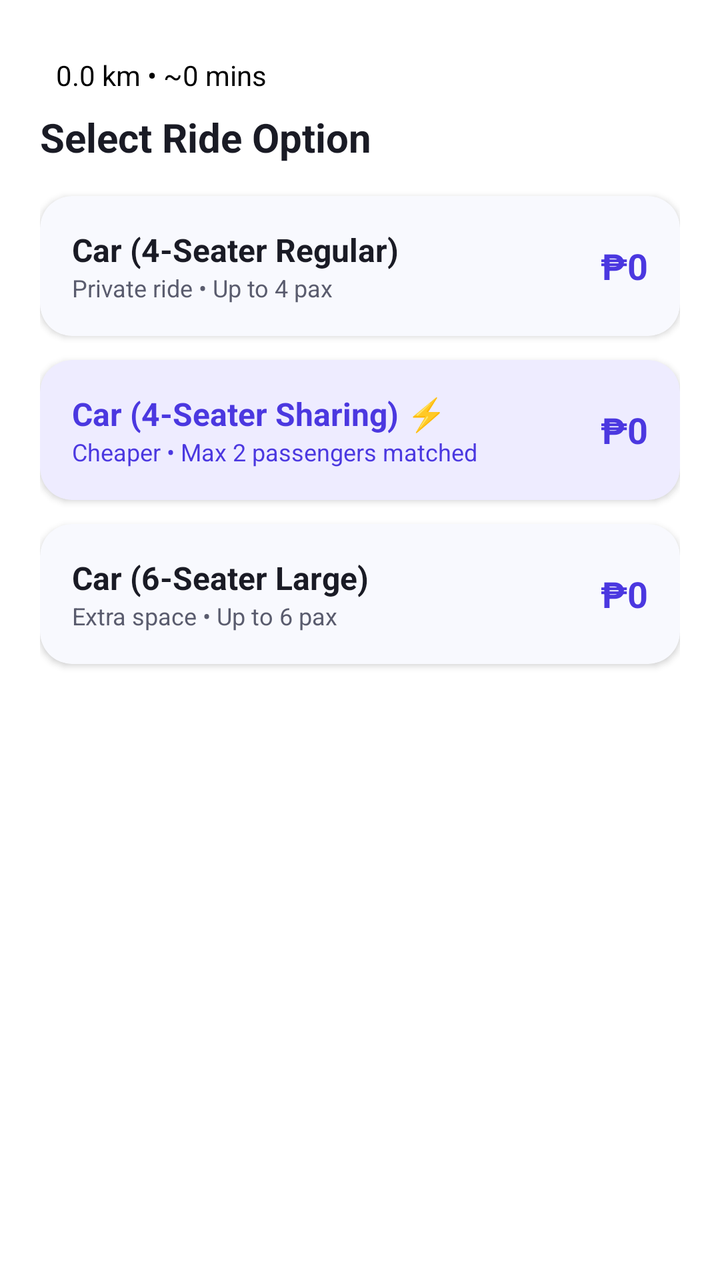
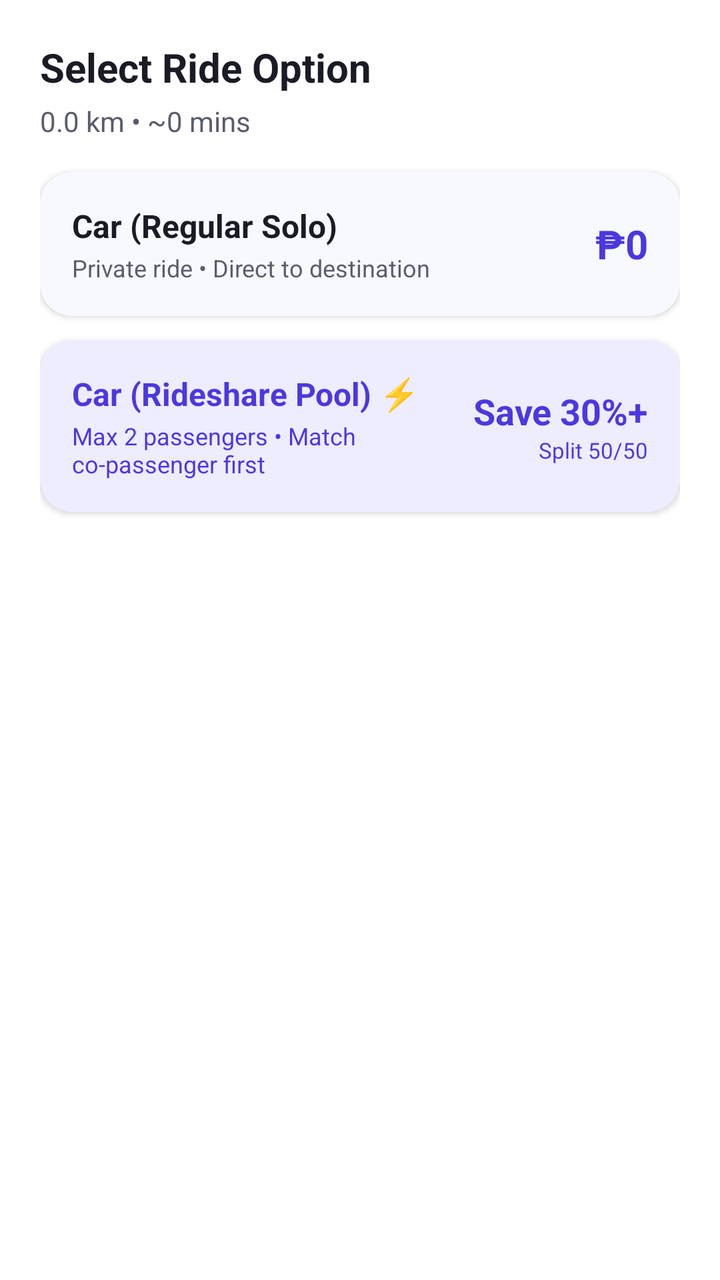

Compare the two renders of this Android layout. The source of the first and the diff that turns it into the second are given below.
<!-- AndroidManifest.xml: application theme Theme.RUTA -->
<!-- res/layout/dialog_ride_options.xml -->
<?xml version="1.0" encoding="utf-8"?>
<LinearLayout xmlns:android="http://schemas.android.com/apk/res/android"
    xmlns:app="http://schemas.android.com/apk/res-auto"
    android:layout_width="match_parent"
    android:layout_height="wrap_content"
    android:background="@color/ruta_card_bg"
    android:orientation="vertical"
    android:padding="20dp">
    <TextView
        android:id="@+id/txtTripSummaryDetails"
        android:layout_width="wrap_content"
        android:layout_height="wrap_content"
        android:text="0.0 km • ~0 mins"
        android:textSize="14sp"
        android:textColor="@color/ruta_black"
        android:padding="8dp" />
    <TextView
        android:layout_width="match_parent"
        android:layout_height="wrap_content"
        android:layout_marginBottom="16dp"
        android:text="Select Ride Option"
        android:textColor="@color/ruta_text_primary"
        android:textSize="20sp"
        android:textStyle="bold" />

    
    <androidx.cardview.widget.CardView
        android:id="@+id/btnOptionRegular4"
        android:layout_width="match_parent"
        android:layout_height="wrap_content"
        android:layout_marginBottom="12dp"
        android:clickable="true"
        android:focusable="true"
        android:foreground="?attr/selectableItemBackground"
        app:cardBackgroundColor="@color/ruta_bg"
        app:cardCornerRadius="16dp"
        app:cardElevation="2dp"
        app:strokeColor="@color/ruta_primary_light"
        app:strokeWidth="1dp">

        <LinearLayout
            android:layout_width="match_parent"
            android:layout_height="wrap_content"
            android:gravity="center_vertical"
            android:orientation="horizontal"
            android:padding="16dp">

            <LinearLayout
                android:layout_width="0dp"
                android:layout_height="wrap_content"
                android:layout_weight="1"
                android:orientation="vertical">

                <TextView
                    android:layout_width="wrap_content"
                    android:layout_height="wrap_content"
                    android:text="Car (4-Seater Regular)"
                    android:textColor="@color/ruta_text_primary"
                    android:textSize="16sp"
                    android:textStyle="bold" />

                <TextView
                    android:layout_width="wrap_content"
                    android:layout_height="wrap_content"
                    android:text="Private ride • Up to 4 pax"
                    android:textColor="@color/ruta_text_secondary"
                    android:textSize="12sp" />
            </LinearLayout>

            <TextView
                android:id="@+id/txtFareRegular4"
                android:layout_width="wrap_content"
                android:layout_height="wrap_content"
                android:text="₱0"
                android:textColor="@color/ruta_primary_dark"
                android:textSize="18sp"
                android:textStyle="bold" />
        </LinearLayout>
    </androidx.cardview.widget.CardView>

    
    <androidx.cardview.widget.CardView
        android:id="@+id/btnOptionShared4"
        android:layout_width="match_parent"
        android:layout_height="wrap_content"
        android:layout_marginBottom="12dp"
        android:clickable="true"
        android:focusable="true"
        android:foreground="?attr/selectableItemBackground"
        app:cardBackgroundColor="@color/ruta_primary_light"
        app:cardCornerRadius="16dp"
        app:cardElevation="2dp"
        app:strokeColor="@color/ruta_primary"
        app:strokeWidth="1.5dp">

        <LinearLayout
            android:layout_width="match_parent"
            android:layout_height="wrap_content"
            android:gravity="center_vertical"
            android:orientation="horizontal"
            android:padding="16dp">

            <LinearLayout
                android:layout_width="0dp"
                android:layout_height="wrap_content"
                android:layout_weight="1"
                android:orientation="vertical">

                <TextView
                    android:layout_width="wrap_content"
                    android:layout_height="wrap_content"
                    android:text="Car (4-Seater Sharing) ⚡"
                    android:textColor="@color/ruta_primary_dark"
                    android:textSize="16sp"
                    android:textStyle="bold" />

                <TextView
                    android:layout_width="wrap_content"
                    android:layout_height="wrap_content"
                    android:text="Cheaper • Max 2 passengers matched"
                    android:textColor="@color/ruta_primary_dark"
                    android:textSize="12sp" />
            </LinearLayout>

            <TextView
                android:id="@+id/txtFareShared4"
                android:layout_width="wrap_content"
                android:layout_height="wrap_content"
                android:text="₱0"
                android:textColor="@color/ruta_primary_dark"
                android:textSize="18sp"
                android:textStyle="bold" />
        </LinearLayout>
    </androidx.cardview.widget.CardView>

    
    <androidx.cardview.widget.CardView
        android:id="@+id/btnOptionRegular6"
        android:layout_width="match_parent"
        android:layout_height="wrap_content"
        android:clickable="true"
        android:focusable="true"
        android:foreground="?attr/selectableItemBackground"
        app:cardBackgroundColor="@color/ruta_bg"
        app:cardCornerRadius="16dp"
        app:cardElevation="2dp"
        app:strokeColor="@color/ruta_primary_light"
        app:strokeWidth="1dp">

        <LinearLayout
            android:layout_width="match_parent"
            android:layout_height="wrap_content"
            android:gravity="center_vertical"
            android:orientation="horizontal"
            android:padding="16dp">

            <LinearLayout
                android:layout_width="0dp"
                android:layout_height="wrap_content"
                android:layout_weight="1"
                android:orientation="vertical">

                <TextView
                    android:layout_width="wrap_content"
                    android:layout_height="wrap_content"
                    android:text="Car (6-Seater Large)"
                    android:textColor="@color/ruta_text_primary"
                    android:textSize="16sp"
                    android:textStyle="bold" />

                <TextView
                    android:layout_width="wrap_content"
                    android:layout_height="wrap_content"
                    android:text="Extra space • Up to 6 pax"
                    android:textColor="@color/ruta_text_secondary"
                    android:textSize="12sp" />
            </LinearLayout>

            <TextView
                android:id="@+id/txtFareRegular6"
                android:layout_width="wrap_content"
                android:layout_height="wrap_content"
                android:text="₱0"
                android:textColor="@color/ruta_primary_dark"
                android:textSize="18sp"
                android:textStyle="bold" />
        </LinearLayout>
    </androidx.cardview.widget.CardView>

</LinearLayout>
<!-- resources referenced by this layout -->
<resources>
  <color name="ruta_bg">#F8F9FE</color>
  <color name="ruta_black">#000000</color>
  <color name="ruta_card_bg">#FFFFFF</color>
  <color name="ruta_primary">#6D5EFC</color>
  <color name="ruta_primary_dark">#4B38E0</color>
  <color name="ruta_primary_light">#EEECFF</color>
  <color name="ruta_text_primary">#1A1B25</color>
  <color name="ruta_text_secondary">#5A5C6E</color>
  <style name="Theme.RUTA" parent="Theme.MaterialComponents.DayNight.NoActionBar">
          
          <item name="colorPrimary">@color/ruta_primary</item>
          <item name="colorPrimaryVariant">@color/ruta_primary_dark</item>
          <item name="colorOnPrimary">@color/white</item>
          <item name="colorSecondary">@color/ruta_primary</item>
          <item name="colorSecondaryVariant">@color/ruta_primary_dark</item>
          <item name="colorOnSecondary">@color/white</item>
  
          
          <item name="android:statusBarColor">@color/ruta_primary</item>
          <item name="android:windowLightStatusBar" tools:targetApi="m">false</item>
      </style>
  <color name="white">#FFFFFF</color>
</resources>

<!-- the commit's change to res/layout/dialog_ride_options.xml (unified diff, before → after) -->
@@ -6,26 +6,28 @@
     android:background="@color/ruta_card_bg"
     android:orientation="vertical"
     android:padding="20dp">
-    <TextView
-        android:id="@+id/txtTripSummaryDetails"
-        android:layout_width="wrap_content"
-        android:layout_height="wrap_content"
-        android:text="0.0 km • ~0 mins"
-        android:textSize="14sp"
-        android:textColor="@color/ruta_black"
-        android:padding="8dp" />
+
     <TextView
         android:layout_width="match_parent"
         android:layout_height="wrap_content"
-        android:layout_marginBottom="16dp"
         android:text="Select Ride Option"
         android:textColor="@color/ruta_text_primary"
         android:textSize="20sp"
         android:textStyle="bold" />
 
+    <TextView
+        android:id="@+id/txtTripSummaryDetails"
+        android:layout_width="wrap_content"
+        android:layout_height="wrap_content"
+        android:layout_marginTop="4dp"
+        android:layout_marginBottom="16dp"
+        android:text="0.0 km • ~0 mins"
+        android:textColor="@color/ruta_text_secondary"
+        android:textSize="14sp" />
+
     
     <androidx.cardview.widget.CardView
-        android:id="@+id/btnOptionRegular4"
+        android:id="@+id/btnOptionRegular"
         android:layout_width="match_parent"
         android:layout_height="wrap_content"
         android:layout_marginBottom="12dp"
@@ -54,7 +56,7 @@
                 <TextView
                     android:layout_width="wrap_content"
                     android:layout_height="wrap_content"
-                    android:text="Car (4-Seater Regular)"
+                    android:text="Car (Regular Solo)"
                     android:textColor="@color/ruta_text_primary"
                     android:textSize="16sp"
                     android:textStyle="bold" />
@@ -62,28 +64,28 @@
                 <TextView
                     android:layout_width="wrap_content"
                     android:layout_height="wrap_content"
-                    android:text="Private ride • Up to 4 pax"
+                    android:layout_marginTop="2dp"
+                    android:text="Private ride • Direct to destination"
                     android:textColor="@color/ruta_text_secondary"
                     android:textSize="12sp" />
             </LinearLayout>
 
             <TextView
-                android:id="@+id/txtFareRegular4"
+                android:id="@+id/txtFareRegular"
                 android:layout_width="wrap_content"
                 android:layout_height="wrap_content"
                 android:text="₱0"
                 android:textColor="@color/ruta_primary_dark"
-                android:textSize="18sp"
+                android:textSize="20sp"
                 android:textStyle="bold" />
         </LinearLayout>
     </androidx.cardview.widget.CardView>
 
     
     <androidx.cardview.widget.CardView
-        android:id="@+id/btnOptionShared4"
+        android:id="@+id/btnOptionShared"
         android:layout_width="match_parent"
         android:layout_height="wrap_content"
-        android:layout_marginBottom="12dp"
         android:clickable="true"
         android:focusable="true"
         android:foreground="?attr/selectableItemBackground"
@@ -109,7 +111,7 @@
                 <TextView
                     android:layout_width="wrap_content"
                     android:layout_height="wrap_content"
-                    android:text="Car (4-Seater Sharing) ⚡"
+                    android:text="Car (Rideshare Pool) ⚡"
                     android:textColor="@color/ruta_primary_dark"
                     android:textSize="16sp"
                     android:textStyle="bold" />
@@ -117,73 +119,33 @@
                 <TextView
                     android:layout_width="wrap_content"
                     android:layout_height="wrap_content"
-                    android:text="Cheaper • Max 2 passengers matched"
+                    android:layout_marginTop="2dp"
+                    android:text="Max 2 passengers • Match co-passenger first"
                     android:textColor="@color/ruta_primary_dark"
                     android:textSize="12sp" />
             </LinearLayout>
 
-            <TextView
-                android:id="@+id/txtFareShared4"
+            <LinearLayout
                 android:layout_width="wrap_content"
                 android:layout_height="wrap_content"
-                android:text="₱0"
-                android:textColor="@color/ruta_primary_dark"
-                android:textSize="18sp"
-                android:textStyle="bold" />
-        </LinearLayout>
-    </androidx.cardview.widget.CardView>
-
-    
-    <androidx.cardview.widget.CardView
-        android:id="@+id/btnOptionRegular6"
-        android:layout_width="match_parent"
-        android:layout_height="wrap_content"
-        android:clickable="true"
-        android:focusable="true"
-        android:foreground="?attr/selectableItemBackground"
-        app:cardBackgroundColor="@color/ruta_bg"
-        app:cardCornerRadius="16dp"
-        app:cardElevation="2dp"
-        app:strokeColor="@color/ruta_primary_light"
-        app:strokeWidth="1dp">
-
-        <LinearLayout
-            android:layout_width="match_parent"
-            android:layout_height="wrap_content"
-            android:gravity="center_vertical"
-            android:orientation="horizontal"
-            android:padding="16dp">
-
-            <LinearLayout
-                android:layout_width="0dp"
-                android:layout_height="wrap_content"
-                android:layout_weight="1"
+                android:gravity="end"
                 android:orientation="vertical">
 
                 <TextView
                     android:layout_width="wrap_content"
                     android:layout_height="wrap_content"
-                    android:text="Car (6-Seater Large)"
-                    android:textColor="@color/ruta_text_primary"
-                    android:textSize="16sp"
+                    android:text="Save 30%+"
+                    android:textColor="@color/ruta_primary_dark"
+                    android:textSize="18sp"
                     android:textStyle="bold" />
 
                 <TextView
                     android:layout_width="wrap_content"
                     android:layout_height="wrap_content"
-                    android:text="Extra space • Up to 6 pax"
-                    android:textColor="@color/ruta_text_secondary"
-                    android:textSize="12sp" />
+                    android:text="Split 50/50"
+                    android:textColor="@color/ruta_primary_dark"
+                    android:textSize="11sp" />
             </LinearLayout>
-
-            <TextView
-                android:id="@+id/txtFareRegular6"
-                android:layout_width="wrap_content"
-                android:layout_height="wrap_content"
-                android:text="₱0"
-                android:textColor="@color/ruta_primary_dark"
-                android:textSize="18sp"
-                android:textStyle="bold" />
         </LinearLayout>
     </androidx.cardview.widget.CardView>
 
<!-- resource entries referenced after the edit -->
@@ -1,7 +1,6 @@
 <!-- resources referenced by this layout -->
 <resources>
   <color name="ruta_bg">#F8F9FE</color>
-  <color name="ruta_black">#000000</color>
   <color name="ruta_card_bg">#FFFFFF</color>
   <color name="ruta_primary">#6D5EFC</color>
   <color name="ruta_primary_dark">#4B38E0</color>
